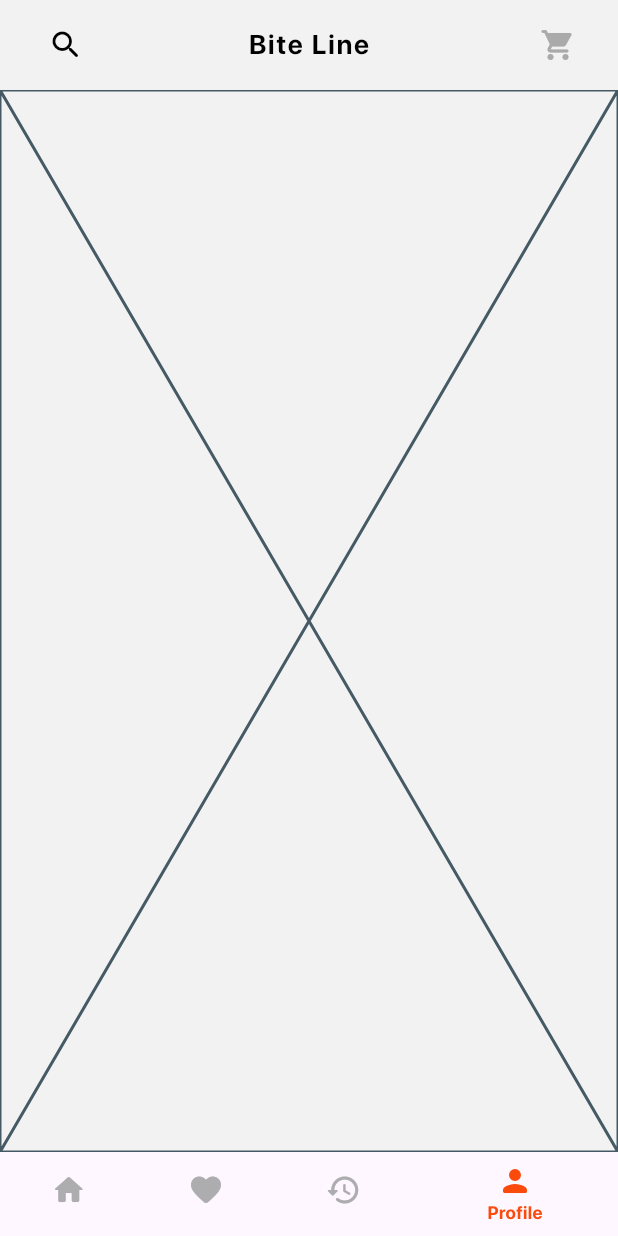
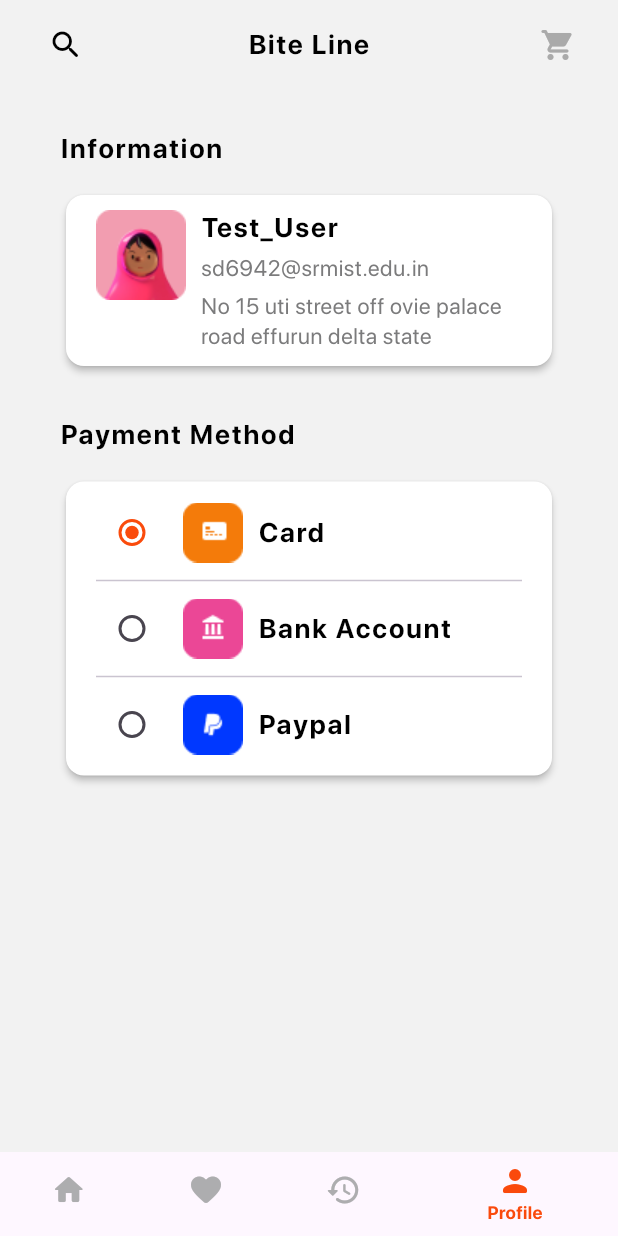
Before and after one commit to Sreeram3927/biteline, a Flutter app: the screen it shows after launch, swiped to page 4, on a phone screen of 412 x 824 dp. Run offline on Flutter 3.47's test engine with Material 3 defaults, Android fonts, the phone set to English and light mode, and no system bars; our stand-ins replace shared_preferences; network calls fail; project files that could hold a hidden picture were left out.

Commit message:
create profile page

```diff
--- a/lib/pages/page_manager.dart
+++ b/lib/pages/page_manager.dart
@@ -2,6 +2,7 @@ import 'package:biteline/pages/cart/cart.dart';
 import 'package:biteline/pages/favourites/favourites.dart';
 import 'package:biteline/pages/home/home.dart';
 import 'package:biteline/pages/orders/orders.dart';
+import 'package:biteline/pages/profile/profile.dart';
 import 'package:biteline/pages/search/search.dart';
 import 'package:flutter/material.dart';
 
@@ -82,7 +83,7 @@ class _PageManagerState extends State<PageManager> {
           HomePage(),
           FavouritesPage(),
           OrdersPage(),
-          Placeholder(),
+          ProfilePage(),
         ],
       ),
 
--- /dev/null
+++ b/lib/pages/profile/profile.dart
@@ -0,0 +1,129 @@
+import 'package:flutter/material.dart';
+
+class ProfilePage extends StatefulWidget {
+  const ProfilePage({super.key});
+
+  @override
+  State<ProfilePage> createState() => _ProfilePageState();
+}
+
+class _ProfilePageState extends State<ProfilePage> {
+
+  String _selectedPayment = 'card';
+
+  @override
+  Widget build(BuildContext context) {
+    return Padding(
+      padding: const EdgeInsets.symmetric(vertical: 2.0, horizontal: 40.0),
+      child: Column(
+        crossAxisAlignment: CrossAxisAlignment.start,
+        children: [
+
+          const SizedBox(height: 25,),
+
+          Text(
+            'Information',
+            style: Theme.of(context).textTheme.headlineSmall,
+          ),
+
+          const SizedBox(height: 15,),
+
+          Card(
+            elevation: 2,
+            color: Colors.white,
+            child: Padding(
+              padding: const EdgeInsets.symmetric(vertical: 10.0, horizontal: 20.0),
+              child: Row(
+                crossAxisAlignment: CrossAxisAlignment.start,
+                children: [
+                  Image.asset('assets/images/user.png'),
+                  const SizedBox(width: 10,),
+                  Expanded(
+                    child: Column(
+                      crossAxisAlignment: CrossAxisAlignment.start,
+                      children: [
+                        Text('Test_User', style: Theme.of(context).textTheme.headlineSmall,),
+                        const SizedBox(height: 5,),
+                        Text('sd6942@srmist.edu.in', style: Theme.of(context).textTheme.bodySmall,),
+                        const SizedBox(height: 5,),
+                        Text('No 15 uti street off ovie palace road effurun delta state', style: Theme.of(context).textTheme.bodySmall,),
+                      ]
+                    ),
+                  ),
+                ],
+              ),
+            ),
+          ),
+
+          const SizedBox(height: 30,),
+
+          Text(
+            'Payment Method',
+            style: Theme.of(context).textTheme.headlineSmall,
+          ),
+
+          const SizedBox(height: 15,),
+
+          Card(
+            elevation: 2,
+            color: Colors.white,
+            child: Padding(
+              padding: const EdgeInsets.symmetric(vertical: 10.0, horizontal: 20.0),
+              child: Column(
+                children: [
+                  _buildPaymentGateways(
+                    image: 'assets/images/card.png',
+                    name: 'Card',
+                    context: context,
+                    value: 'card',
+                  ),
+                  const Divider(),
+                  _buildPaymentGateways(
+                    image: 'assets/images/bank_account.png',
+                    name: 'Bank Account',
+                    context: context,
+                    value: 'bank_account',
+                  ),
+                  const Divider(),
+                  _buildPaymentGateways(
+                    image: 'assets/images/paypal.png',
+                    name: 'Paypal',
+                    context: context,
+                    value: 'paypal',
+                  ),
+                ],
+              ),
+            ),
+          ),
+
+        ],
+      ),
+    );
+  }
+
+  Widget _buildPaymentGateways({
+    required String image,
+    required String name,
+    required BuildContext context,
+    required String value,
+  }) {
+    return Row(
+      children: [
+        Radio(
+          activeColor: Theme.of(context).primaryColor,
+          value: value,
+          groupValue: _selectedPayment,
+          onChanged: (radVal) {
+            setState(() {
+              _selectedPayment = value;
+            });
+          },
+        ),
+        const SizedBox(width: 10,),
+        Image.asset(image),
+        const SizedBox(width: 10,),
+        Text(name, style: Theme.of(context).textTheme.headlineSmall,),
+      ],
+    );
+  }
+}
```
Also changed, not shown: assets/images/bank_account.png (added), assets/images/card.png (added), assets/images/paypal.png (added), assets/images/user.png (added), 1 other file.
